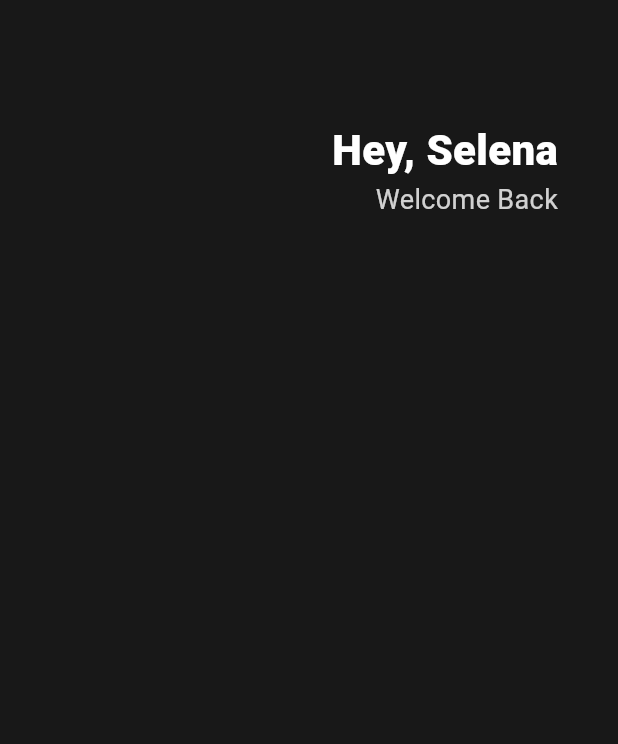
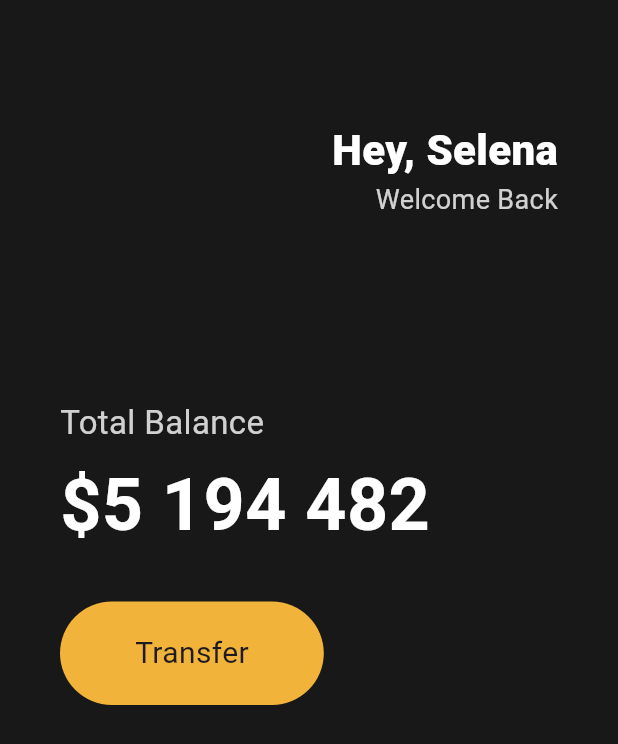
Before and after one commit to dongyoon7212/flutter_study, a Flutter app: the screen it shows after launch, on a phone screen of 412 x 824 dp. Shown: the top 744 px of the screen. Run offline on Flutter 3.47's test engine with Material 3 defaults, Android fonts, the phone set to English and light mode, and no system bars.

Commit message:
Feat: button section 구현

```diff
--- a/lib/main.dart
+++ b/lib/main.dart
@@ -11,8 +11,11 @@ class App extends StatelessWidget {
       home: Scaffold(
         backgroundColor: Color(0xff181818),
         body: Padding(
-          padding: const EdgeInsets.symmetric(horizontal: 40),
+          padding: EdgeInsets.symmetric(
+            horizontal: 40,
+          ),
           child: Column(
+            crossAxisAlignment: CrossAxisAlignment.start,
             children: [
               SizedBox(
                 height: 80,
@@ -41,6 +44,51 @@ class App extends StatelessWidget {
                     ],
                   )
                 ],
+              ),
+              SizedBox(
+                height: 120,
+              ),
+              Text(
+                "Total Balance",
+                style: TextStyle(
+                  fontSize: 22,
+                  color: Colors.white.withOpacity(0.8),
+                ),
+              ),
+              SizedBox(
+                height: 5,
+              ),
+              Text(
+                "\$5 194 482",
+                style: TextStyle(
+                  fontSize: 48,
+                  fontWeight: FontWeight.w600,
+                  color: Colors.white,
+                ),
+              ),
+              SizedBox(
+                height: 30,
+              ),
+              Row(
+                children: [
+                  Container(
+                    decoration: BoxDecoration(
+                        color: Color(0xffF2B33A),
+                        borderRadius: BorderRadius.circular(45)),
+                    child: Padding(
+                      padding: EdgeInsets.symmetric(
+                        vertical: 20,
+                        horizontal: 50,
+                      ),
+                      child: Text(
+                        "Transfer",
+                        style: TextStyle(
+                          fontSize: 20,
+                        ),
+                      ),
+                    ),
+                  )
+                ],
               )
             ],
           ),
```
